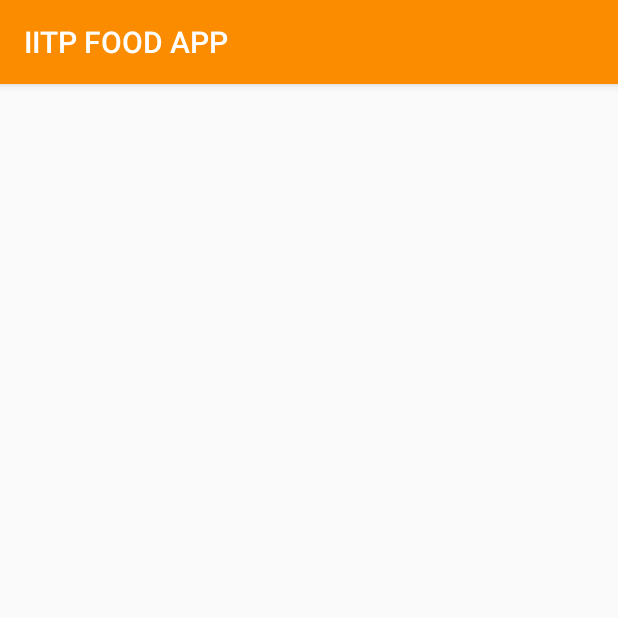
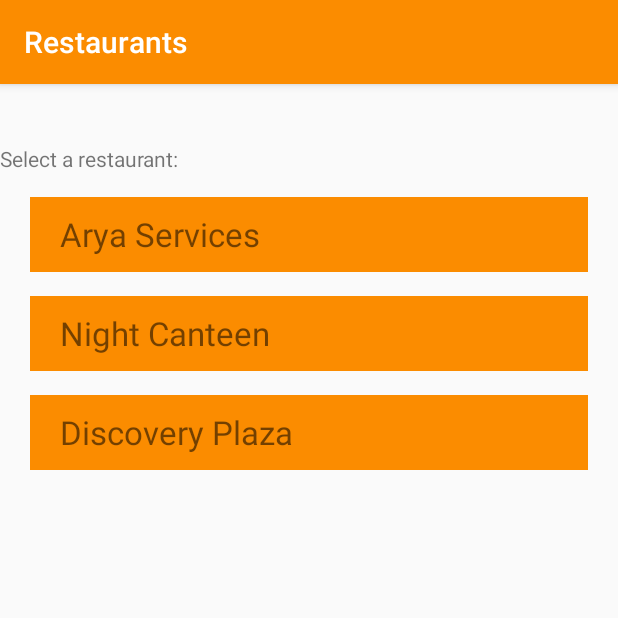
Before and after one commit to vaibhavqwerty/IITPFOODAPP, an Android app: the Restaurants screen opened directly, with no data from a screen before it, on a phone screen of 412 x 824 dp, the top half of it. Run offline under Robolectric (Android 15) with nearby library versions, the phone set to English and light mode, and no system bars.

Commit message:
Further Changes

```diff
--- a/app/src/main/AndroidManifest.xml
+++ b/app/src/main/AndroidManifest.xml
@@ -4,9 +4,9 @@
 
     <application
         android:allowBackup="true"
-        android:icon="@mipmap/ic_launcher"
+        android:icon="@mipmap/foodicon"
         android:label="@string/app_name"
-        android:roundIcon="@mipmap/ic_launcher_round"
+        android:roundIcon="@mipmap/foodicon"
         android:supportsRtl="true"
         android:theme="@style/AppTheme">
         <activity android:name=".AryaCanteen"></activity>
--- a/app/src/main/java/com/example/iitpfoodapp/AryaCanteen.java
+++ b/app/src/main/java/com/example/iitpfoodapp/AryaCanteen.java
@@ -9,5 +9,6 @@ public class AryaCanteen extends AppCompatActivity {
     protected void onCreate(Bundle savedInstanceState) {
         super.onCreate(savedInstanceState);
         setContentView(R.layout.activity_arya_canteen);
+        setTitle("Arya Services");
     }
 }
--- a/app/src/main/java/com/example/iitpfoodapp/MainActivity.java
+++ b/app/src/main/java/com/example/iitpfoodapp/MainActivity.java
@@ -22,5 +22,13 @@ public class MainActivity extends AppCompatActivity {
                 startActivity(signUp);
             }
         });
+        TextView signIn=findViewById(R.id.LOGIN);
+        signIn.setOnClickListener(new View.OnClickListener() {
+            @Override
+            public void onClick(View v) {
+                Intent signIn =new Intent(MainActivity.this, Restaurants.class);
+                startActivity(signIn);
+            }
+        });
     }
 }
--- a/app/src/main/java/com/example/iitpfoodapp/Restaurants.java
+++ b/app/src/main/java/com/example/iitpfoodapp/Restaurants.java
@@ -1,7 +1,10 @@
 package com.example.iitpfoodapp;
 
+import android.content.Intent;
 import android.support.v7.app.AppCompatActivity;
 import android.os.Bundle;
+import android.view.View;
+import android.widget.TextView;
 
 public class Restaurants extends AppCompatActivity {
 
@@ -9,5 +12,14 @@ public class Restaurants extends AppCompatActivity {
     protected void onCreate(Bundle savedInstanceState) {
         super.onCreate(savedInstanceState);
         setContentView(R.layout.activity_restaurants);
+        setTitle("Restaurants");
+        TextView arya=findViewById(R.id.arya);
+        arya.setOnClickListener(new View.OnClickListener() {
+            @Override
+            public void onClick(View v) {
+                Intent i=new Intent(Restaurants.this,AryaCanteen.class);
+                startActivity(i);
+            }
+        });
     }
 }
--- a/app/src/main/res/layout/activity_main.xml
+++ b/app/src/main/res/layout/activity_main.xml
@@ -22,7 +22,7 @@
                 android:layout_height="200dp"
                 android:layout_marginTop="15dp"
                 android:adjustViewBounds="true"
-                android:src="@drawable/loginlogo" />
+                android:src="@drawable/iitplogo" />
 
             <EditText
                 android:id="@+id/email"
--- a/app/src/main/res/layout/activity_restaurants.xml
+++ b/app/src/main/res/layout/activity_restaurants.xml
@@ -1,9 +1,50 @@
 <?xml version="1.0" encoding="utf-8"?>
-<android.support.constraint.ConstraintLayout xmlns:android="http://schemas.android.com/apk/res/android"
+<LinearLayout xmlns:android="http://schemas.android.com/apk/res/android"
     xmlns:app="http://schemas.android.com/apk/res-auto"
     xmlns:tools="http://schemas.android.com/tools"
     android:layout_width="match_parent"
     android:layout_height="match_parent"
-    tools:context=".Restaurants">
+    tools:context=".Restaurants"
+    android:orientation="vertical">
+    <TextView
+        android:layout_width="match_parent"
+        android:layout_height="wrap_content"
+        android:layout_marginTop="40dp"
+        android:text="Select a restaurant:"
+        />
+    <TextView
+        android:id="@+id/arya"
+        android:layout_width="match_parent"
+        android:layout_height="50dp"
+        android:layout_marginTop="16dp"
+        android:text="Arya Services"
+        android:textSize="22dp"
+        android:background="#FB8C00"
+        android:paddingTop="10dp"
+        android:paddingLeft="20dp"
+        android:layout_marginLeft="20dp"
+        android:layout_marginRight="20dp"/>
+    <TextView
+        android:layout_width="match_parent"
+        android:layout_height="50dp"
+        android:layout_marginTop="16dp"
+        android:text="Night Canteen"
+        android:textSize="22dp"
+        android:background="#FB8C00"
+        android:layout_marginLeft="20dp"
+        android:layout_marginRight="20dp"
+        android:paddingTop="10dp"
+        android:paddingLeft="20dp"/>
+    <TextView
+        android:layout_width="match_parent"
+        android:layout_height="50dp"
+        android:layout_marginTop="16dp"
+        android:text="Discovery Plaza"
+        android:textSize="22dp"
+        android:background="#FB8C00"
+        android:layout_marginLeft="20dp"
+        android:layout_marginRight="20dp"
+        android:paddingTop="10dp"
+        android:paddingLeft="20dp"/>
 
-</android.support.constraint.ConstraintLayout>
+</LinearLayout>
```
Also changed, not shown: app/src/main/res/drawable/foodicon.png (added), app/src/main/res/drawable/iitplogo.jpg (added), app/src/main/res/mipmap-anydpi-v26/foodicon.png (added), app/src/main/res/mipmap-hdpi/foodicon.png (added), app/src/main/res/mipmap-mdpi/foodicon.png (added), app/src/main/res/mipmap-xhdpi/foodicon.png (added), app/src/main/res/mipmap-xxhdpi/foodicon.png (added), app/src/main/res/mipmap-xxxhdpi/foodicon.png (added).
